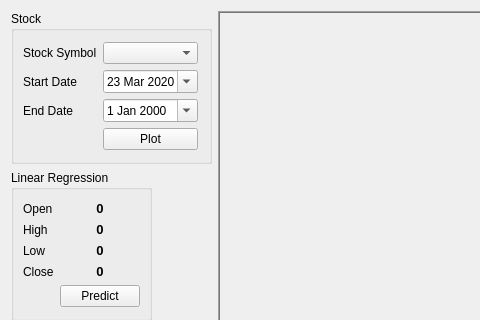
The window that src/GUIs/gui.ui (5coho/Stock-Predictor) describes before a commit, drawn with Qt 5; both pictures show x 0 to 480 and y 0 to 320 of the 1104 by 730 pixel window.
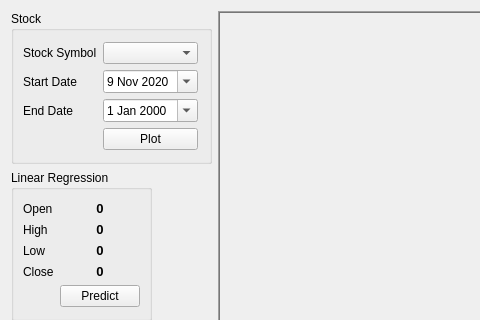
The same window after the commit. Icons and pictures are not drawn.

The edit to the form file:
```diff
--- a/src/GUIs/gui.ui
+++ b/src/GUIs/gui.ui
@@ -95,8 +95,8 @@
         <property name="date">
          <date>
           <year>2020</year>
-          <month>3</month>
-          <day>23</day>
+          <month>11</month>
+          <day>9</day>
          </date>
         </property>
        </widget>
```
